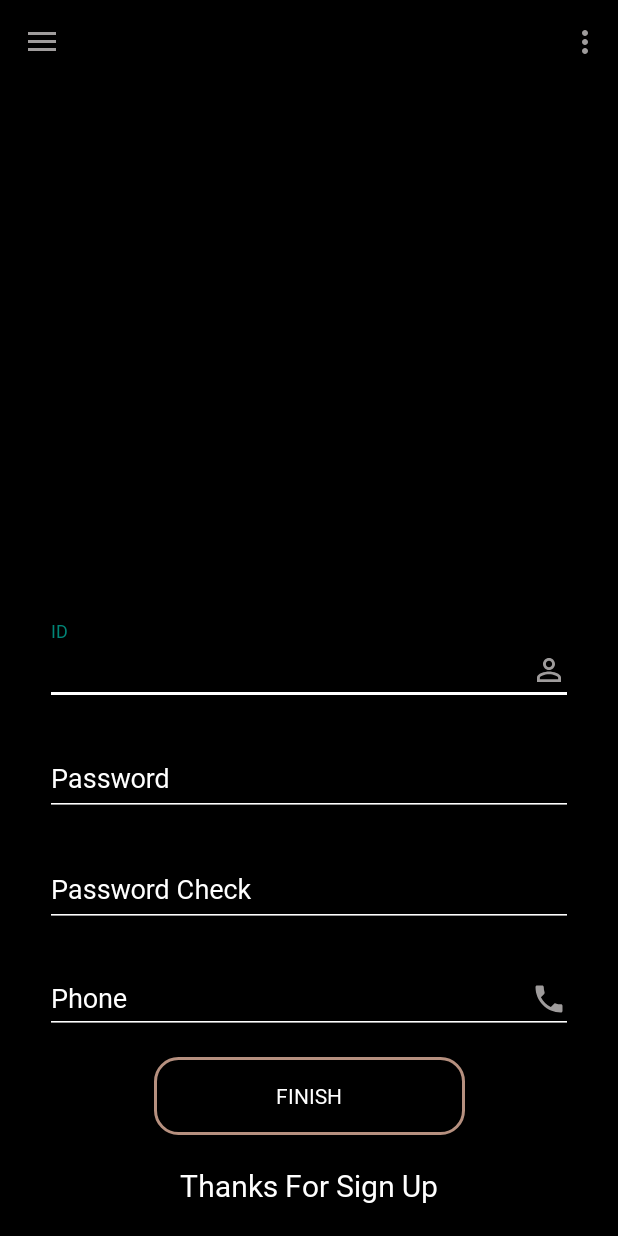
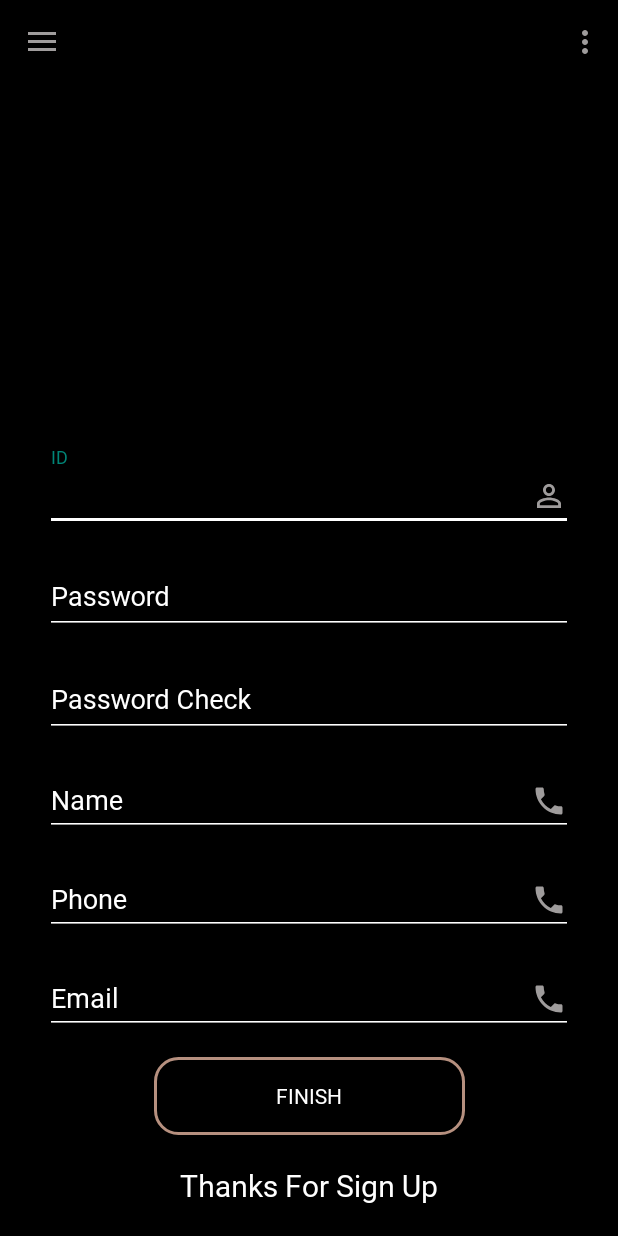
Before and after one commit to pgh8468/NFC, an Android app: the screen it shows after launch (MainActivity), in the side drawer, after a tap on "회원가입", on a phone screen of 412 x 824 dp. Run offline under Robolectric (Android 15) with nearby library versions, the phone set to English and light mode, and no system bars; 1 statement that could not run was skipped.

Commit message:
회원가입 관련 서버통신

```diff
--- a/app/src/main/java/com/example/hotelnfc/Frag_signin.java
+++ b/app/src/main/java/com/example/hotelnfc/Frag_signin.java
@@ -1,22 +1,168 @@
 package com.example.hotelnfc;
 
+import android.app.Activity;
+import android.os.AsyncTask;
 import android.os.Bundle;
 import android.view.LayoutInflater;
 import android.view.View;
 import android.view.ViewGroup;
+import android.widget.Button;
+import android.widget.Toast;
 
 import androidx.annotation.NonNull;
 import androidx.annotation.Nullable;
 import androidx.fragment.app.Fragment;
 
+import com.google.android.material.textfield.TextInputEditText;
+import com.google.android.material.textfield.TextInputLayout;
+
+import java.io.BufferedReader;
+import java.io.BufferedWriter;
+import java.io.IOException;
+import java.io.InputStream;
+import java.io.InputStreamReader;
+import java.io.OutputStream;
+import java.io.OutputStreamWriter;
+import java.net.HttpURLConnection;
+import java.net.MalformedURLException;
+import java.net.URL;
+import java.util.concurrent.ExecutionException;
+
 public class Frag_signin extends Fragment {
 
     View view;
+    //TextInputLayout - 레이아웃 구성
+    TextInputLayout textInputLayout_id;
+    TextInputLayout textInputLayout_pw;
+    TextInputLayout textInputLayout_pw_check;
+    TextInputLayout textInputLayout_name;
+    TextInputLayout textInputLayout_phone;
+    TextInputLayout textInputLayout_email;
+
+    //TextInputEditText - 회원에게 정보를 입력받음
+    TextInputEditText textInputEditText_id;
+    TextInputEditText textInputEditText_pw;
+    TextInputEditText textInputEditText_pw_check;
+    TextInputEditText textInputEditText_name;
+    TextInputEditText textInputEditText_phone;
+    TextInputEditText textInputEditText_email;
+
+    //Button
+    Button button_approval;
 
     public View onCreateView(@NonNull LayoutInflater inflater, @Nullable ViewGroup container, @Nullable Bundle savedInstanceState) {
         view = inflater.inflate(R.layout.frag_sign_in, null);
 
+        //TextInputLayout - 레이아웃 구성
+        textInputLayout_id = view.findViewById(R.id.textInputLayout_id);
+        textInputLayout_pw = view.findViewById(R.id.textInputLayout_pw);
+        textInputLayout_pw_check = view.findViewById(R.id.textInputLayout_pw_check);
+        textInputLayout_name = view.findViewById(R.id.textInputLayout_name);
+        textInputLayout_phone = view.findViewById(R.id.textInputLayout_phone);
+        textInputLayout_email = view.findViewById(R.id.textInputLayout_email);
+
+        //TextInputEditText - 회원에게 정보를 입력받음
+        textInputEditText_id = view.findViewById(R.id.textInputEditText_id);
+        textInputEditText_pw = view.findViewById(R.id.textInputEditText_pw);
+        textInputEditText_pw_check = view.findViewById(R.id.textInputEditText_pw_check);
+        textInputEditText_name = view.findViewById(R.id.textInputLayout_name);
+        textInputEditText_phone = view.findViewById(R.id.textInputEditText_phone);
+        textInputEditText_email = view.findViewById(R.id.textInputEditText_email);
+
+        button_approval = view.findViewById(R.id.btn_finish);
+
+        button_approval.setOnClickListener(new View.OnClickListener() {
+            @Override
+            public void onClick(View view) {
+                String id = textInputEditText_id.getText().toString();
+                String pw = textInputEditText_pw.getText().toString();
+                String pw_check = textInputEditText_pw_check.getText().toString();
+                String name = textInputEditText_name.getText().toString();
+                String phone = textInputEditText_phone.getText().toString();
+                String email = textInputEditText_email.getText().toString();
+
+                if( id.length() ==0 || pw.length() ==0 || pw_check.length() ==0 || name.length() ==0 || phone.length()==0 || email.length() ==0){
+                    Activity act = getActivity();
+                    Toast.makeText(act,"입력되지 않은 정보를 입력해주세요.", Toast.LENGTH_LONG).show();
+                }
+
+                else if( id.length()<4){
+                    Activity act = getActivity();
+                    Toast.makeText(act,"아이디는 최소 5자리 이상이어야 합니다.", Toast.LENGTH_LONG).show();
+                }
+
+                else if( !(pw.equals(pw_check)) ){
+                    Activity act = getActivity();
+                    Toast.makeText(act,"비밀번호가 일치하지 않습니다.", Toast.LENGTH_LONG).show();
+                }
+
+                else{
+
+                    URL_make url_make = new URL_make("sign_in");
+                    String inputURL = url_make.makeURL();
+                    String response = "";
+                    try {
+                        response = new AddUserInfoToServer().execute().get();
+
+                        //서버에서 받아온 값의 유효성 검증
+                        if(response.equals("")){
+
+                        }
+                        else{
+
+                        }
+                    } catch (ExecutionException e) {
+                        e.printStackTrace();
+                    } catch (InterruptedException e) {
+                        e.printStackTrace();
+                    }
+
+                }
+            }
+        });
+
         return view;
     }
 
+    public class AddUserInfoToServer extends AsyncTask<String, Void, String> {
+
+        @Override
+        protected String doInBackground(String... params) {
+
+            StringBuilder output = new StringBuilder();
+
+            try {
+                URL url = new URL(params[0]);
+                HttpURLConnection con = (HttpURLConnection)url.openConnection();
+
+                con.setRequestMethod("POST");
+                con.setDoInput(true);
+                con.setDoOutput(true);
+
+                OutputStream os = con.getOutputStream();
+                BufferedWriter bw = new BufferedWriter(new OutputStreamWriter(os, "UTF-8"));
+                bw.write("UserID="+params[1]+"&UserPW="+params[2]+"&UserName="+params[3]+"&UserPhone="+params[4]+"&UserEmail="+params[5]);
+                bw.flush();
+                bw.close();
+
+                InputStreamReader is = new InputStreamReader(con.getInputStream());
+                BufferedReader reader = new BufferedReader(is);
+                String results = "";
+
+                while(true){
+                    results = reader.readLine();
+                    if(results ==null){
+                        break;
+                    }output.append(results);
+                }
+
+            } catch (MalformedURLException e) { //url error
+                e.printStackTrace();
+            } catch (IOException e) { // http url connection
+                e.printStackTrace();
+            }
+            return output.toString();
+        }
+    }
+
 }
--- a/app/src/main/res/layout/frag_sign_in.xml
+++ b/app/src/main/res/layout/frag_sign_in.xml
@@ -13,7 +13,7 @@
         android:layout_height="wrap_content"
         android:layout_marginStart="30dp"
         android:layout_marginEnd="30dp"
-        android:layout_marginBottom="15dp"
+        android:layout_marginBottom="10dp"
         android:textColorHint="#ffffff"
         android:theme="@style/myEditTextStyle"
         app:layout_constraintBottom_toTopOf="@+id/textInputLayout_pw"
@@ -37,7 +37,7 @@
         android:layout_height="wrap_content"
         android:layout_marginStart="30dp"
         android:layout_marginEnd="30dp"
-        android:layout_marginBottom="15dp"
+        android:layout_marginBottom="10dp"
         android:textColorHint="#ffffff"
         android:theme="@style/myEditTextStyle"
         app:layout_constraintBottom_toTopOf="@+id/textInputLayout_pw_check"
@@ -61,10 +61,10 @@
         android:layout_height="wrap_content"
         android:layout_marginStart="30dp"
         android:layout_marginEnd="30dp"
-        android:layout_marginBottom="15dp"
+        android:layout_marginBottom="10dp"
         android:textColorHint="#ffffff"
         android:theme="@style/myEditTextStyle"
-        app:layout_constraintBottom_toTopOf="@+id/textInputLayout_email"
+        app:layout_constraintBottom_toTopOf="@+id/textInputLayout_name"
         app:layout_constraintEnd_toEndOf="parent"
         app:layout_constraintStart_toStartOf="parent">
 
@@ -75,6 +75,52 @@
             android:drawableEnd="@drawable/ic_lock_outline_black_24dp"
             android:fontFamily="@font/gmarketsansttfmedium"
             android:hint="Password Check" />
+
+    </com.google.android.material.textfield.TextInputLayout>
+
+    <com.google.android.material.textfield.TextInputLayout
+        android:id="@+id/textInputLayout_name"
+        android:layout_width="match_parent"
+        android:layout_height="wrap_content"
+        android:textColorHint="#ffffff"
+        android:theme="@style/myEditTextStyle"
+        android:layout_marginBottom="10dp"
+        android:layout_marginStart="30dp"
+        android:layout_marginEnd="30dp"
+        app:layout_constraintBottom_toTopOf="@+id/textInputLayout_phone"
+        app:layout_constraintEnd_toEndOf="parent"
+        app:layout_constraintStart_toStartOf="parent">
+
+        <com.google.android.material.textfield.TextInputEditText
+            android:id="@+id/textInputEditText_name"
+            android:layout_width="match_parent"
+            android:layout_height="wrap_content"
+            android:fontFamily="@font/gmarketsansttfmedium"
+            android:hint="Name"
+            android:drawableEnd="@drawable/ic_phone_black_24dp"/>
+
+    </com.google.android.material.textfield.TextInputLayout>
+
+    <com.google.android.material.textfield.TextInputLayout
+        android:id="@+id/textInputLayout_phone"
+        android:layout_width="match_parent"
+        android:layout_height="wrap_content"
+        android:textColorHint="#ffffff"
+        android:theme="@style/myEditTextStyle"
+        android:layout_marginBottom="10dp"
+        android:layout_marginStart="30dp"
+        android:layout_marginEnd="30dp"
+        app:layout_constraintBottom_toTopOf="@+id/textInputLayout_email"
+        app:layout_constraintEnd_toEndOf="parent"
+        app:layout_constraintStart_toStartOf="parent">
+
+        <com.google.android.material.textfield.TextInputEditText
+            android:id="@+id/textInputEditText_phone"
+            android:layout_width="match_parent"
+            android:layout_height="wrap_content"
+            android:fontFamily="@font/gmarketsansttfmedium"
+            android:hint="Phone"
+            android:drawableEnd="@drawable/ic_phone_black_24dp"/>
 
     </com.google.android.material.textfield.TextInputLayout>
 
@@ -96,7 +142,7 @@
             android:layout_width="match_parent"
             android:layout_height="wrap_content"
             android:fontFamily="@font/gmarketsansttfmedium"
-            android:hint="Phone"
+            android:hint="Email"
             android:drawableEnd="@drawable/ic_phone_black_24dp"/>
 
     </com.google.android.material.textfield.TextInputLayout>
```
Also changed, not shown: app/src/main/java/com/example/hotelnfc/URL_make.java (added, +15 -0 lines).
